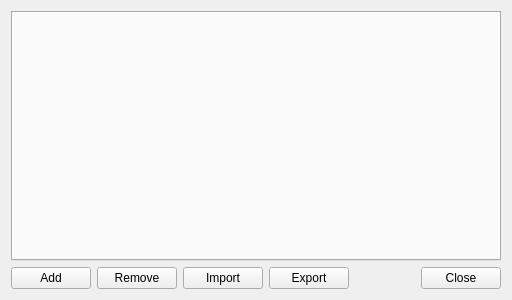
Old version of the form window.ui in the repository cmdrkotori/mplaylist.
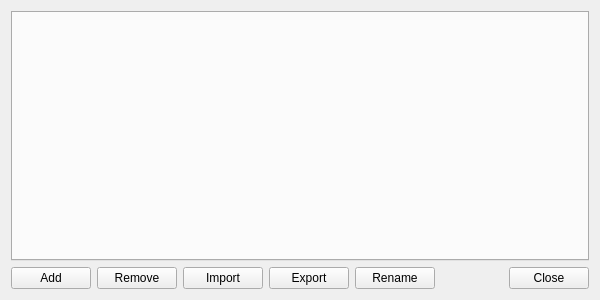
New version of the form. Icons and pictures are not drawn.

Commit message: gui: make renaming a bit more obvious

Patch:
```diff
--- a/window.ui
+++ b/window.ui
@@ -6,7 +6,7 @@
    <rect>
     <x>0</x>
     <y>0</y>
-    <width>512</width>
+    <width>600</width>
     <height>300</height>
    </rect>
   </property>
@@ -73,6 +73,13 @@
        </property>
       </widget>
      </item>
+     <item>
+      <widget class="QPushButton" name="renameButton">
+       <property name="text">
+        <string>Rename</string>
+       </property>
+      </widget>
+     </item>
      <item>
       <widget class="QDialogButtonBox" name="buttonBox">
        <property name="toolTip">
```
The commit also changes 2 other files.
